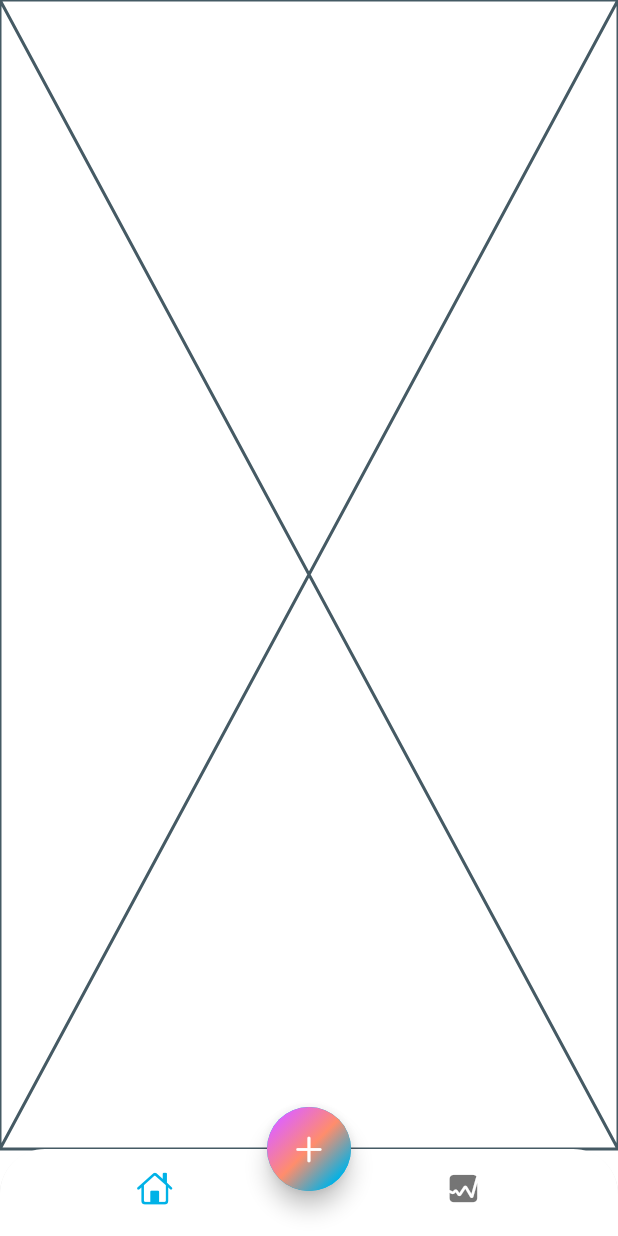
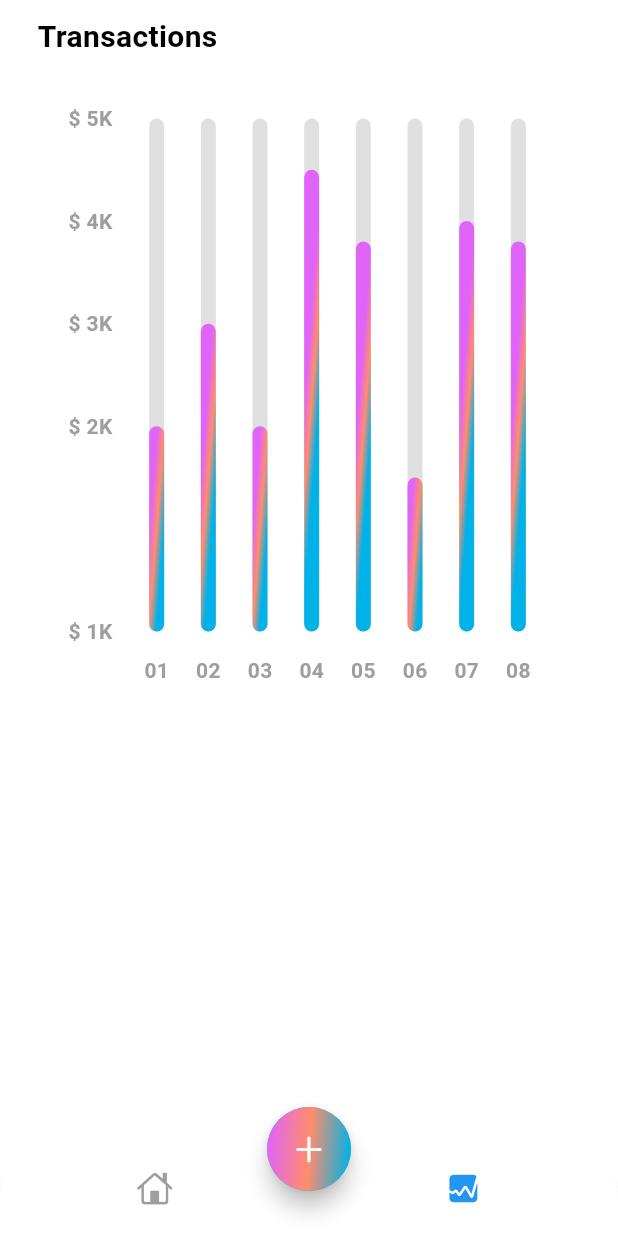
Before and after one commit to Jerald-Joyson/flutter_expense_tracker, a Flutter app: the screen it shows after launch, item 2 of the bottom bar chosen, on a phone screen of 412 x 824 dp. Run offline on Flutter 3.47's test engine with Material 3 defaults, Android fonts, the phone set to English and light mode, and no system bars; drawn by our look-alikes of fl_chart; our stand-ins replace font_awesome_flutter.

Commit message:
set fl chart ini transaction screen

```diff
--- a/lib/screens/home/views/home_screen.dart
+++ b/lib/screens/home/views/home_screen.dart
@@ -14,6 +14,9 @@ class HomeScreen extends StatefulWidget {
 
 class _HomeScreenState extends State<HomeScreen> {
   int index = 0;
+  Color selectedItem = Colors.blue;
+  Color unselectedItem = Colors.grey;
+
   @override
   Widget build(BuildContext context) {
     return Scaffold(
@@ -31,14 +34,20 @@ class _HomeScreenState extends State<HomeScreen> {
           backgroundColor: Colors.white,
           showSelectedLabels: false,
           showUnselectedLabels: false,
-          items: const [
+          items: [
             BottomNavigationBarItem(
               label: 'Home',
-              icon: Icon(CupertinoIcons.home),
+              icon: Icon(
+                CupertinoIcons.home,
+                color: index == 0 ? selectedItem : unselectedItem,
+              ),
             ),
             BottomNavigationBarItem(
               label: 'Stats',
-              icon: Icon(CupertinoIcons.graph_square_fill),
+              icon: Icon(
+                CupertinoIcons.graph_square_fill,
+                color: index == 1 ? selectedItem : unselectedItem,
+              ),
             ),
           ],
         ),
@@ -57,7 +66,7 @@ class _HomeScreenState extends State<HomeScreen> {
                 Theme.of(context).colorScheme.secondary,
                 Theme.of(context).colorScheme.tertiary,
                 Theme.of(context).colorScheme.primary,
-              ], transform: const GradientRotation(pi / 4)),
+              ], transform: const GradientRotation(pi / 40)),
             ),
             child: const Icon(CupertinoIcons.add)),
       ),
--- a/lib/screens/home/views/main_screen.dart
+++ b/lib/screens/home/views/main_screen.dart
@@ -1,9 +1,5 @@
-import 'dart:math';
-
 import 'package:flutter/cupertino.dart';
-import 'package:flutter/gestures.dart';
 import 'package:flutter/material.dart';
-import 'package:flutter/widgets.dart';
 import 'package:flutter_application_1/data/data.dart';
 
 import 'amount_card.dart';
--- /dev/null
+++ b/lib/screens/stats/chart.dart
@@ -0,0 +1,175 @@
+import 'dart:math';
+
+import 'package:fl_chart/fl_chart.dart';
+import 'package:flutter/material.dart';
+
+class MyChart extends StatefulWidget {
+  const MyChart({super.key});
+
+  @override
+  State<MyChart> createState() => _MyChartState();
+}
+
+class _MyChartState extends State<MyChart> {
+  @override
+  Widget build(BuildContext context) {
+    return BarChart(
+      mainBarData(),
+    );
+  }
+
+  BarChartGroupData makeGroupData(int x, double y) {
+    return BarChartGroupData(
+      x: x,
+      barRods: [
+        BarChartRodData(
+          toY: y,
+          gradient: LinearGradient(colors: [
+            Theme.of(context).colorScheme.secondary,
+            Theme.of(context).colorScheme.tertiary,
+            Theme.of(context).colorScheme.primary,
+          ], transform: const GradientRotation(pi / 40)),
+          width: 10,
+          backDrawRodData: BackgroundBarChartRodData(
+            show: true,
+            toY: 5,
+            color: Colors.grey.shade300,
+          ),
+        ),
+      ],
+    );
+  }
+
+  List<BarChartGroupData> showingGroups() => List.generate(8, (i) {
+        switch (i) {
+          case 0:
+            return makeGroupData(0, 2);
+          case 1:
+            return makeGroupData(1, 3);
+          case 2:
+            return makeGroupData(2, 2);
+          case 3:
+            return makeGroupData(3, 4.5);
+          case 4:
+            return makeGroupData(4, 3.8);
+          case 5:
+            return makeGroupData(5, 1.5);
+          case 6:
+            return makeGroupData(6, 4);
+          case 7:
+            return makeGroupData(7, 3.8);
+          default:
+            return throw Error();
+        }
+      });
+
+  BarChartData mainBarData() {
+    return BarChartData(
+      titlesData: FlTitlesData(
+        show: true,
+        rightTitles: const AxisTitles(
+          sideTitles: SideTitles(
+            showTitles: false,
+          ),
+        ),
+        topTitles: const AxisTitles(
+          sideTitles: SideTitles(
+            showTitles: false,
+          ),
+        ),
+        bottomTitles: AxisTitles(
+          sideTitles: SideTitles(
+            showTitles: true,
+            reservedSize: 38,
+            getTitlesWidget: getTiles,
+          ),
+        ),
+        leftTitles: AxisTitles(
+          sideTitles: SideTitles(
+            showTitles: true,
+            reservedSize: 38,
+            getTitlesWidget: leftTitles,
+          ),
+        ),
+      ),
+      borderData: FlBorderData(show: false),
+      gridData: const FlGridData(show: false),
+      barGroups: showingGroups(),
+    );
+  }
+
+  Widget getTiles(double value, TitleMeta meta) {
+    const style = TextStyle(
+      color: Colors.grey,
+      fontSize: 14,
+      fontWeight: FontWeight.bold,
+    );
+    Widget text;
+
+    switch (value.toInt()) {
+      case 0:
+        text = const Text('01', style: style);
+        break;
+      case 1:
+        text = const Text('02', style: style);
+        break;
+      case 2:
+        text = const Text('03', style: style);
+        break;
+      case 3:
+        text = const Text('04', style: style);
+        break;
+      case 4:
+        text = const Text('05', style: style);
+        break;
+      case 5:
+        text = const Text('06', style: style);
+        break;
+      case 6:
+        text = const Text('07', style: style);
+        break;
+      case 7:
+        text = const Text('08', style: style);
+        break;
+      default:
+        text = const Text('', style: style);
+        break;
+    }
+    return SideTitleWidget(
+      axisSide: meta.axisSide,
+      space: 16,
+      child: text,
+    );
+  }
+
+  Widget leftTitles(double value, TitleMeta meta) {
+    const style = TextStyle(
+      color: Colors.grey,
+      fontSize: 14,
+      fontWeight: FontWeight.bold,
+    );
+    String text;
+
+    if (value == 0) {
+      text = '\$ 1K';
+    } else if (value == 2) {
+      text = '\$ 2K';
+    } else if (value == 3) {
+      text = '\$ 3K';
+    } else if (value == 4) {
+      text = '\$ 4K';
+    } else if (value == 5) {
+      text = '\$ 5K';
+    } else {
+      return Container();
+    }
+    return SideTitleWidget(
+      axisSide: meta.axisSide,
+      space: 0,
+      child: Text(
+        text,
+        style: style,
+      ),
+    );
+  }
+}
--- a/lib/screens/stats/stats.dart
+++ b/lib/screens/stats/stats.dart
@@ -1,10 +1,41 @@
 import 'package:flutter/material.dart';
+import 'package:flutter_application_1/screens/stats/chart.dart';
 
 class StatScreen extends StatelessWidget {
   const StatScreen({super.key});
 
   @override
   Widget build(BuildContext context) {
-    return const Placeholder();
+    return SafeArea(
+      child: Padding(
+        padding: const EdgeInsets.symmetric(horizontal: 25.0, vertical: 10),
+        child: Column(
+          crossAxisAlignment: CrossAxisAlignment.start,
+          children: [
+            const Text(
+              "Transactions",
+              style: TextStyle(
+                fontSize: 20,
+                fontWeight: FontWeight.bold,
+              ),
+            ),
+            const SizedBox(height: 20),
+            Container(
+              decoration: BoxDecoration(
+                color: Colors.white,
+                borderRadius: BorderRadius.circular(12),
+              ),
+              width: MediaQuery.of(context).size.width,
+              height: MediaQuery.of(context).size.width,
+              // color: Colors.red,
+              child: const Padding(
+                padding: EdgeInsets.fromLTRB(12, 20, 12, 12),
+                child: MyChart(),
+              ),
+            )
+          ],
+        ),
+      ),
+    );
   }
 }
--- a/pubspec.yaml
+++ b/pubspec.yaml
@@ -36,6 +36,7 @@ dependencies:
   # Use with the CupertinoIcons class for iOS style icons.
   cupertino_icons: ^1.0.8
   font_awesome_flutter: ^10.7.0
+  fl_chart: ^0.67.0
 
 dev_dependencies:
   flutter_test:
```
Also changed, not shown: pubspec.lock.
